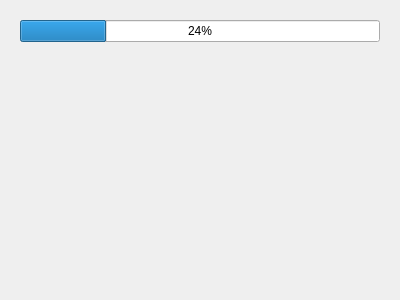
Before: the Qt Designer form qt-app/src/updater/cupdaterdialog.ui in VioletGiraffe/file-commander, drawn with Qt 5.
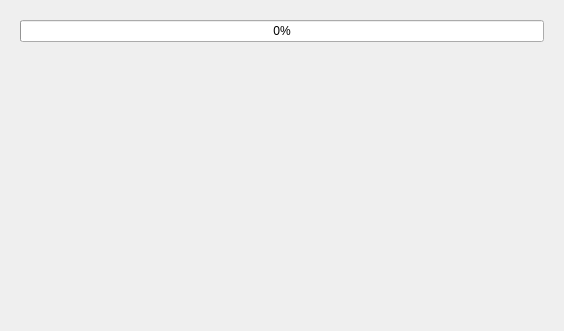
After: the same form once the commit is applied. The open tabs and pages were chosen to show the change.

The edit to the form file:
```diff
--- a/qt-app/src/updater/cupdaterdialog.ui
+++ b/qt-app/src/updater/cupdaterdialog.ui
@@ -6,8 +6,8 @@
    <rect>
     <x>0</x>
     <y>0</y>
-    <width>400</width>
-    <height>300</height>
+    <width>564</width>
+    <height>331</height>
    </rect>
   </property>
   <property name="windowTitle">
@@ -23,8 +23,11 @@
       <layout class="QVBoxLayout" name="verticalLayout_2">
        <item>
         <widget class="QProgressBar" name="progressBar">
+         <property name="maximum">
+          <number>1000</number>
+         </property>
          <property name="value">
-          <number>24</number>
+          <number>0</number>
          </property>
         </widget>
        </item>
```
Left out of the diff: 10 changed lines with no effect on the pictures.
